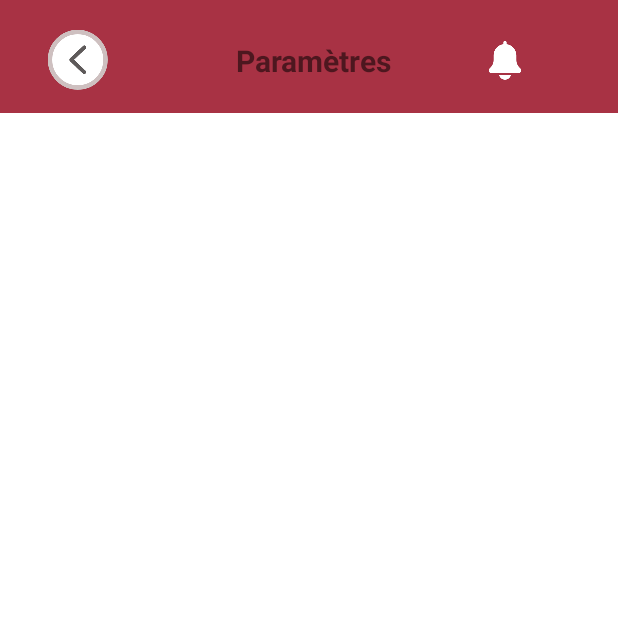
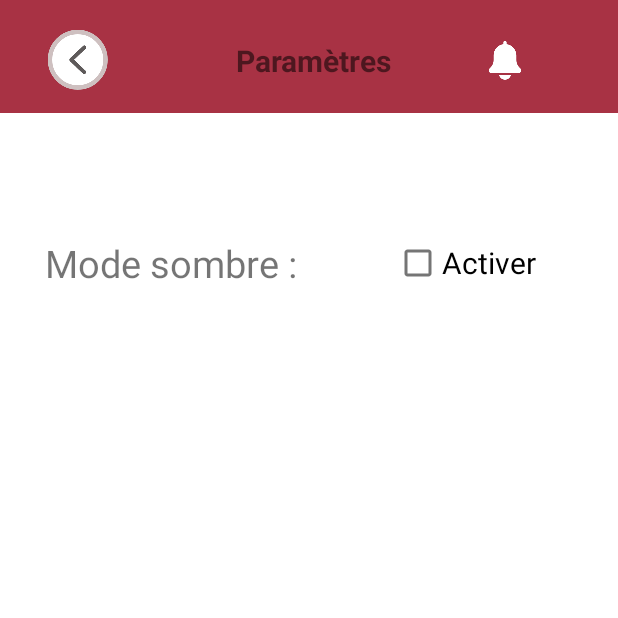
Before and after one commit to MatthieuRt/tourisme-android, an Android app: the SettingsActivity screen opened directly, with no data from a screen before it, on a phone screen of 412 x 824 dp, the top half of it. Run offline under Robolectric (Android 15) with nearby library versions, the phone set to English and light mode, and no system bars.

Commit message:
Mode nuit

```diff
--- a/app/src/main/java/com/example/roadtomadagascar/Activities/SettingsActivity.java
+++ b/app/src/main/java/com/example/roadtomadagascar/Activities/SettingsActivity.java
@@ -1,16 +1,36 @@
 package com.example.roadtomadagascar.Activities;
 
 import androidx.appcompat.app.AppCompatActivity;
+import androidx.appcompat.app.AppCompatDelegate;
 
 import android.os.Bundle;
+import android.widget.CheckBox;
+import android.widget.CompoundButton;
 
 import com.example.roadtomadagascar.R;
 
 public class SettingsActivity extends AppCompatActivity {
 
+    CheckBox checkBox;
+
     @Override
     protected void onCreate(Bundle savedInstanceState) {
         super.onCreate(savedInstanceState);
         setContentView(R.layout.activity_settings);
+
+        checkBox = findViewById(R.id.checkBox);
+        checkBox.setOnCheckedChangeListener(new CompoundButton.OnCheckedChangeListener() {
+            @Override
+            public void onCheckedChanged(CompoundButton compoundButton, boolean b) {
+                int currentNightMode = AppCompatDelegate.getDefaultNightMode();
+                int newNightMode = b ? AppCompatDelegate.MODE_NIGHT_YES : AppCompatDelegate.MODE_NIGHT_NO;
+                if (currentNightMode != newNightMode) {
+                    AppCompatDelegate.setDefaultNightMode(newNightMode);
+                    getDelegate().applyDayNight();
+                    recreate();
+                }
+            }
+        });
+
     }
 }
--- a/app/src/main/res/layout/activity_settings.xml
+++ b/app/src/main/res/layout/activity_settings.xml
@@ -8,12 +8,14 @@
 
     <ScrollView
         android:layout_width="match_parent"
-        android:layout_height="match_parent">
+        android:layout_height="match_parent"
+        tools:layout_editor_absoluteX="51dp"
+        tools:layout_editor_absoluteY="138dp">
 
         <LinearLayout
             android:layout_width="match_parent"
             android:layout_height="wrap_content"
-            android:orientation="vertical" >
+            android:orientation="vertical">
 
             <androidx.constraintlayout.widget.ConstraintLayout
                 android:id="@+id/layout"
@@ -61,8 +63,38 @@
 
             </androidx.constraintlayout.widget.ConstraintLayout>
 
+            <androidx.constraintlayout.widget.ConstraintLayout
+                android:layout_width="match_parent"
+                android:layout_height="200dp">
+
+                <TextView
+                    android:id="@+id/textView12"
+                    android:layout_width="wrap_content"
+                    android:layout_height="wrap_content"
+                    android:layout_marginStart="30sp"
+                    android:text="Mode sombre :"
+                    android:textSize="25sp"
+                    app:layout_constraintBottom_toBottomOf="parent"
+                    app:layout_constraintStart_toStartOf="parent"
+                    app:layout_constraintTop_toTopOf="parent" />
+
+                <CheckBox
+                    android:id="@+id/checkBox"
+                    android:layout_width="wrap_content"
+                    android:layout_height="wrap_content"
+                    android:layout_marginStart="55dp"
+                    android:layout_marginEnd="46dp"
+                    android:text="Activer"
+                    android:textSize="20sp"
+                    app:layout_constraintBottom_toBottomOf="@+id/textView12"
+                    app:layout_constraintEnd_toEndOf="parent"
+                    app:layout_constraintStart_toEndOf="@+id/textView12"
+                    app:layout_constraintTop_toTopOf="@+id/textView12" />
+            </androidx.constraintlayout.widget.ConstraintLayout>
+
 
         </LinearLayout>
 
     </ScrollView>
+
 </androidx.constraintlayout.widget.ConstraintLayout>
--- a/app/src/main/res/values-night/themes.xml
+++ b/app/src/main/res/values-night/themes.xml
@@ -1,6 +1,6 @@
 <resources xmlns:tools="http://schemas.android.com/tools">
     <!-- Base application theme. -->
-    <style name="Theme.RoadToMadagascar" parent="Theme.MaterialComponents.DayNight.DarkActionBar">
+    <style name="Theme.RoadToMadagascar" parent="Theme.MaterialComponents.DayNight.NoActionBar">
         <!-- Primary brand color. -->
         <item name="colorPrimary">@color/purple_200</item>
         <item name="colorPrimaryVariant">@color/purple_700</item>
```
